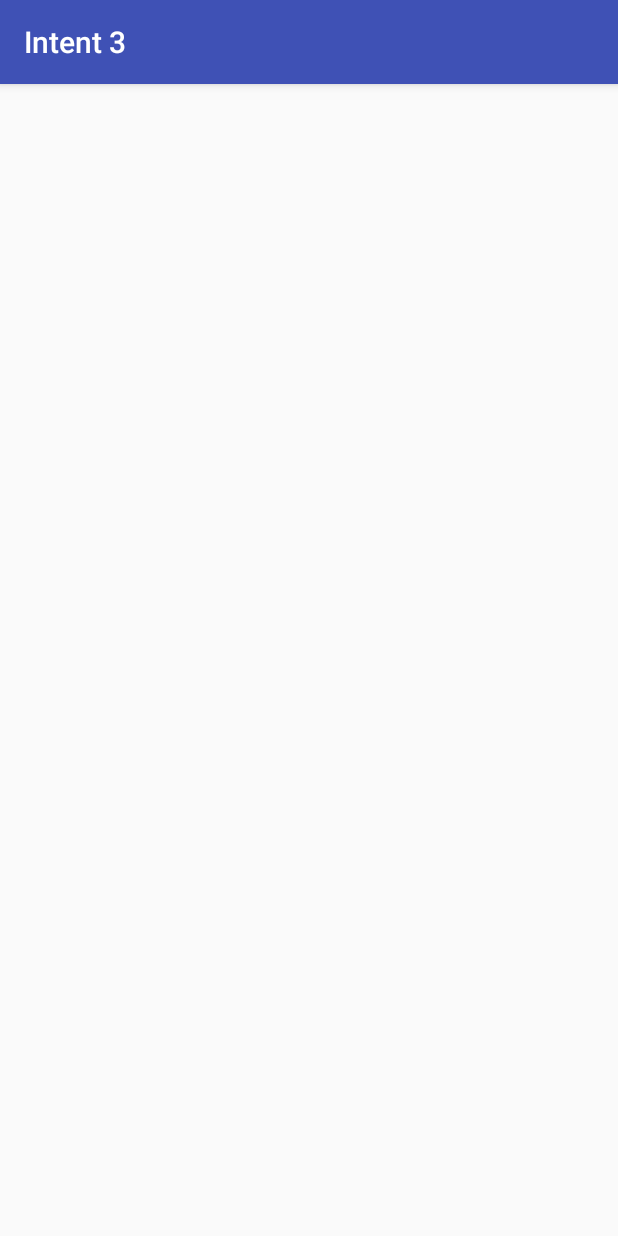
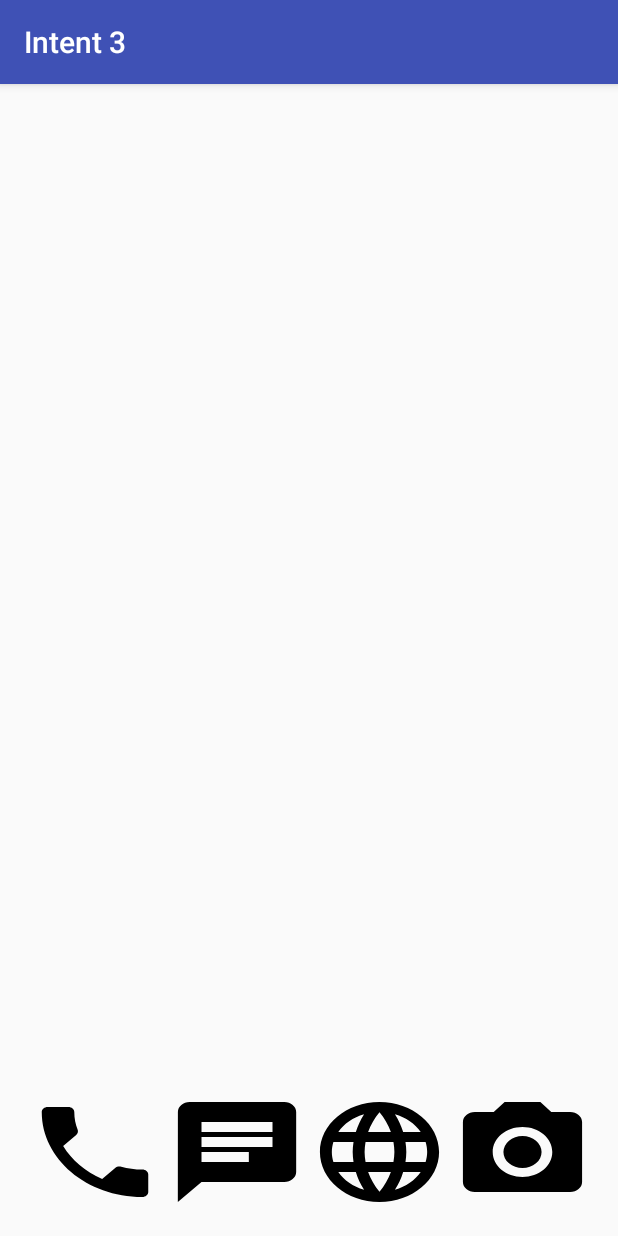
Before and after one commit to ikaru19/Intent-3, an Android app: the screen it shows after launch (MainActivity), on a phone screen of 412 x 824 dp. Run offline under Robolectric (Android 15) with nearby library versions, the phone set to English and light mode, and no system bars.

```diff
--- a/app/build.gradle
+++ b/app/build.gradle
@@ -10,6 +10,7 @@ android {
         targetSdkVersion 23
         versionCode 1
         versionName "1.0"
+
     }
     buildTypes {
         release {
--- a/app/src/main/java/id/sch/smktelkom_mlg/learn/intent3/MainActivity.java
+++ b/app/src/main/java/id/sch/smktelkom_mlg/learn/intent3/MainActivity.java
@@ -1,13 +1,33 @@
 package id.sch.smktelkom_mlg.learn.intent3;
 
+import android.content.Intent;
+import android.net.Uri;
 import android.os.Bundle;
 import android.support.v7.app.AppCompatActivity;
+import android.view.View;
 
 public class MainActivity extends AppCompatActivity {
+    public void dialPhoneNumber(String phoneNumber) {
+        Intent intent = new Intent(Intent.ACTION_DIAL);
+        intent.setData(Uri.parse("tel:" + phoneNumber));
+        if (intent.resolveActivity(getPackageManager()) != null)
+            startActivity(intent);
+
+    }
 
     @Override
     protected void onCreate(Bundle savedInstanceState) {
         super.onCreate(savedInstanceState);
         setContentView(R.layout.activity_main);
+
+        findViewById(R.id.imageViewPhone)
+                .setOnClickListener(new View.OnClickListener() {
+                    @Override
+                    public void onClick(View v) {
+                        dialPhoneNumber("0341712500");
+                    }
+                });
+
+
     }
-}
+    }
--- /dev/null
+++ b/app/src/main/res/drawable/ic_call_black_24dp.xml
@@ -0,0 +1,9 @@
+<vector xmlns:android="http://schemas.android.com/apk/res/android"
+    android:width="24dp"
+    android:height="24dp"
+    android:viewportHeight="24.0"
+    android:viewportWidth="24.0">
+    <path
+        android:fillColor="#FF000000"
+        android:pathData="M6.62,10.79c1.44,2.83 3.76,5.14 6.59,6.59l2.2,-2.2c0.27,-0.27 0.67,-0.36 1.02,-0.24 1.12,0.37 2.33,0.57 3.57,0.57 0.55,0 1,0.45 1,1V20c0,0.55 -0.45,1 -1,1 -9.39,0 -17,-7.61 -17,-17 0,-0.55 0.45,-1 1,-1h3.5c0.55,0 1,0.45 1,1 0,1.25 0.2,2.45 0.57,3.57 0.11,0.35 0.03,0.74 -0.25,1.02l-2.2,2.2z" />
+</vector>
--- /dev/null
+++ b/app/src/main/res/drawable/ic_camera_alt_24dp.xml
@@ -0,0 +1,12 @@
+<vector xmlns:android="http://schemas.android.com/apk/res/android"
+    android:width="24dp"
+    android:height="24dp"
+    android:viewportHeight="24.0"
+    android:viewportWidth="24.0">
+    <path
+        android:fillColor="#FF000000"
+        android:pathData="M12,12m-3.2,0a3.2,3.2 0,1 1,6.4 0a3.2,3.2 0,1 1,-6.4 0" />
+    <path
+        android:fillColor="#FF000000"
+        android:pathData="M9,2L7.17,4H4c-1.1,0 -2,0.9 -2,2v12c0,1.1 0.9,2 2,2h16c1.1,0 2,-0.9 2,-2V6c0,-1.1 -0.9,-2 -2,-2h-3.17L15,2H9zm3,15c-2.76,0 -5,-2.24 -5,-5s2.24,-5 5,-5 5,2.24 5,5 -2.24,5 -5,5z" />
+</vector>
--- /dev/null
+++ b/app/src/main/res/drawable/ic_language_black_24dp.xml
@@ -0,0 +1,9 @@
+<vector xmlns:android="http://schemas.android.com/apk/res/android"
+    android:width="24dp"
+    android:height="24dp"
+    android:viewportHeight="24.0"
+    android:viewportWidth="24.0">
+    <path
+        android:fillColor="#FF000000"
+        android:pathData="M11.99,2C6.47,2 2,6.48 2,12s4.47,10 9.99,10C17.52,22 22,17.52 22,12S17.52,2 11.99,2zm6.93,6h-2.95c-0.32,-1.25 -0.78,-2.45 -1.38,-3.56 1.84,0.63 3.37,1.91 4.33,3.56zM12,4.04c0.83,1.2 1.48,2.53 1.91,3.96h-3.82c0.43,-1.43 1.08,-2.76 1.91,-3.96zM4.26,14C4.1,13.36 4,12.69 4,12s0.1,-1.36 0.26,-2h3.38c-0.08,0.66 -0.14,1.32 -0.14,2 0,0.68 0.06,1.34 0.14,2H4.26zm0.82,2h2.95c0.32,1.25 0.78,2.45 1.38,3.56 -1.84,-0.63 -3.37,-1.9 -4.33,-3.56zm2.95,-8H5.08c0.96,-1.66 2.49,-2.93 4.33,-3.56C8.81,5.55 8.35,6.75 8.03,8zM12,19.96c-0.83,-1.2 -1.48,-2.53 -1.91,-3.96h3.82c-0.43,1.43 -1.08,2.76 -1.91,3.96zM14.34,14H9.66c-0.09,-0.66 -0.16,-1.32 -0.16,-2 0,-0.68 0.07,-1.35 0.16,-2h4.68c0.09,0.65 0.16,1.32 0.16,2 0,0.68 -0.07,1.34 -0.16,2zm0.25,5.56c0.6,-1.11 1.06,-2.31 1.38,-3.56h2.95c-0.96,1.65 -2.49,2.93 -4.33,3.56zM16.36,14c0.08,-0.66 0.14,-1.32 0.14,-2 0,-0.68 -0.06,-1.34 -0.14,-2h3.38c0.16,0.64 0.26,1.31 0.26,2s-0.1,1.36 -0.26,2h-3.38z" />
+</vector>
--- /dev/null
+++ b/app/src/main/res/drawable/ic_message_black_24dp.xml
@@ -0,0 +1,9 @@
+<vector xmlns:android="http://schemas.android.com/apk/res/android"
+    android:width="24dp"
+    android:height="24dp"
+    android:viewportHeight="24.0"
+    android:viewportWidth="24.0">
+    <path
+        android:fillColor="#FF000000"
+        android:pathData="M20,2H4c-1.1,0 -1.99,0.9 -1.99,2L2,22l4,-4h14c1.1,0 2,-0.9 2,-2V4c0,-1.1 -0.9,-2 -2,-2zM6,9h12v2H6V9zm8,5H6v-2h8v2zm4,-6H6V6h12v2z" />
+</vector>
--- a/app/src/main/res/layout/activity_main.xml
+++ b/app/src/main/res/layout/activity_main.xml
@@ -1,5 +1,5 @@
 <?xml version="1.0" encoding="utf-8"?>
-<LinearLayoutLayout xmlns:android="http://schemas.android.com/apk/res/android"
+<LinearLayout xmlns:android="http://schemas.android.com/apk/res/android"
     xmlns:tools="http://schemas.android.com/tools"
     android:layout_width="match_parent"
     android:layout_height="match_parent"
@@ -10,8 +10,37 @@
     android:paddingTop="@dimen/activity_vertical_margin"
     tools:context="id.sch.smktelkom_mlg.learn.intent3.MainActivity">
 
-    <TextView
-        android:layout_width="wrap_content"
-        android:layout_height="wrap_content"
-        android:text="Hello World!" />
-</LinearLayoutLayout>
+    <ImageView
+        android:id="@+id/imageViewPhone"
+        android:layout_width="80dp"
+        android:layout_height="80dp"
+        android:layout_gravity="bottom"
+        android:layout_weight="1"
+        android:background="@drawable/ic_call_black_24dp" />
+
+    <ImageView
+        android:id="@+id/imageViewSMS"
+        android:layout_width="80dp"
+        android:layout_height="80dp"
+        android:layout_gravity="bottom"
+        android:layout_weight="1"
+        android:background="@drawable/ic_message_black_24dp" />
+
+    <ImageView
+        android:id="@+id/imageViewBrowser"
+        android:layout_width="80dp"
+        android:layout_height="80dp"
+        android:layout_gravity="bottom"
+        android:layout_weight="1"
+        android:background="@drawable/ic_language_black_24dp" />
+
+    <ImageView
+        android:id="@+id/imageViewCamera"
+        android:layout_width="80dp"
+        android:layout_height="80dp"
+        android:layout_gravity="bottom"
+        android:layout_weight="1"
+        android:background="@drawable/ic_camera_alt_24dp" />
+
+
+</LinearLayout>
```
